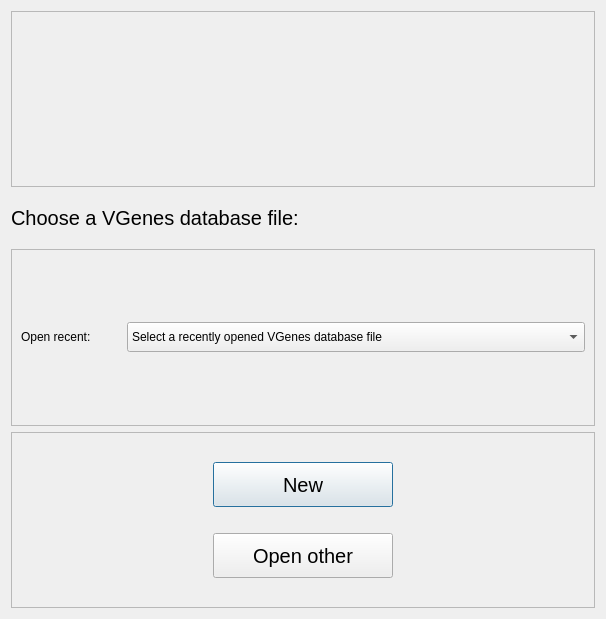
WilsonImmunologyLab/VGenes, file VGenesStartUpDialogue.ui: the form before one commit.
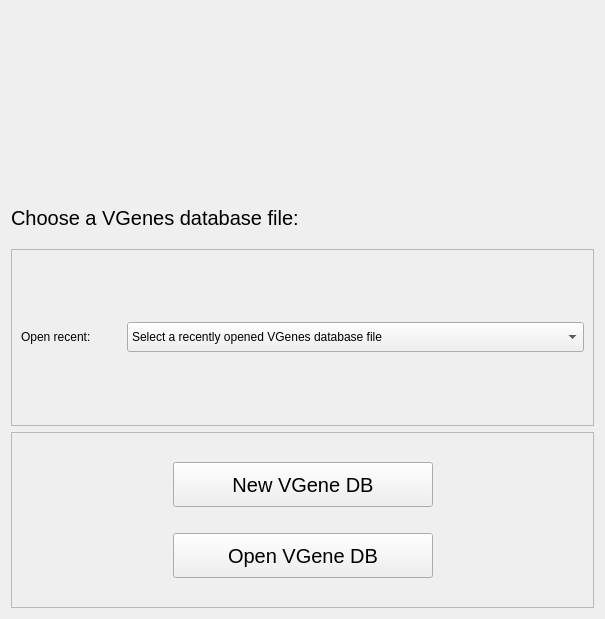
The form after the commit. Icons and pictures are not drawn.

What changed in the file:
```diff
--- a/VGenesStartUpDialogue.ui
+++ b/VGenesStartUpDialogue.ui
@@ -6,7 +6,7 @@
    <rect>
     <x>0</x>
     <y>0</y>
-    <width>606</width>
+    <width>605</width>
     <height>619</height>
    </rect>
   </property>
@@ -40,13 +40,13 @@
        <widget class="QPushButton" name="btnNew">
         <property name="minimumSize">
          <size>
-          <width>180</width>
+          <width>260</width>
           <height>45</height>
          </size>
         </property>
         <property name="maximumSize">
          <size>
-          <width>180</width>
+          <width>260</width>
           <height>16777215</height>
          </size>
         </property>
@@ -62,7 +62,7 @@
          <enum>Qt::LeftToRight</enum>
         </property>
         <property name="text">
-         <string>New</string>
+         <string>New VGene DB</string>
         </property>
         <property name="icon">
          <iconset resource="Resources/VgenesResources.qrc">
@@ -74,6 +74,12 @@
           <height>30</height>
          </size>
         </property>
+        <property name="autoDefault">
+         <bool>false</bool>
+        </property>
+        <property name="flat">
+         <bool>false</bool>
+        </property>
        </widget>
       </item>
       <item row="0" column="2">
@@ -93,13 +99,13 @@
        <widget class="QPushButton" name="cboOpen">
         <property name="minimumSize">
          <size>
-          <width>180</width>
+          <width>260</width>
           <height>45</height>
          </size>
         </property>
         <property name="maximumSize">
          <size>
-          <width>180</width>
+          <width>260</width>
           <height>16777215</height>
          </size>
         </property>
@@ -112,7 +118,7 @@
          <string>Find a VGenes database to open</string>
         </property>
         <property name="text">
-         <string>Open other</string>
+         <string>Open VGene DB</string>
         </property>
         <property name="icon">
          <iconset resource="Resources/VgenesResources.qrc">
@@ -124,6 +130,12 @@
           <height>30</height>
          </size>
         </property>
+        <property name="autoDefault">
+         <bool>false</bool>
+        </property>
+        <property name="flat">
+         <bool>false</bool>
+        </property>
        </widget>
       </item>
       <item row="0" column="0">
@@ -182,31 +194,6 @@
      </property>
     </widget>
    </item>
-   <item row="0" column="0">
-    <widget class="QFrame" name="frame_2">
-     <property name="frameShape">
-      <enum>QFrame::StyledPanel</enum>
-     </property>
-     <property name="frameShadow">
-      <enum>QFrame::Raised</enum>
-     </property>
-     <layout class="QGridLayout" name="gridLayout_2">
-      <item row="0" column="0">
-       <widget class="QLabel" name="label_3">
-        <property name="text">
-         <string/>
-        </property>
-        <property name="pixmap">
-         <pixmap resource="Resources/VgenesResources.qrc">:/PNG-Icons/Flu.png</pixmap>
-        </property>
-        <property name="alignment">
-         <set>Qt::AlignCenter</set>
-        </property>
-       </widget>
-      </item>
-     </layout>
-    </widget>
-   </item>
    <item row="2" column="0">
     <widget class="QFrame" name="frame_3">
      <property name="frameShape">
@@ -265,6 +252,19 @@
      </layout>
     </widget>
    </item>
+   <item row="0" column="0">
+    <widget class="QLabel" name="label_3">
+     <property name="text">
+      <string/>
+     </property>
+     <property name="pixmap">
+      <pixmap resource="Resources/VgenesResources.qrc">:/PNG-Icons/mAB.png</pixmap>
+     </property>
+     <property name="alignment">
+      <set>Qt::AlignCenter</set>
+     </property>
+    </widget>
+   </item>
   </layout>
  </widget>
  <resources>
```
